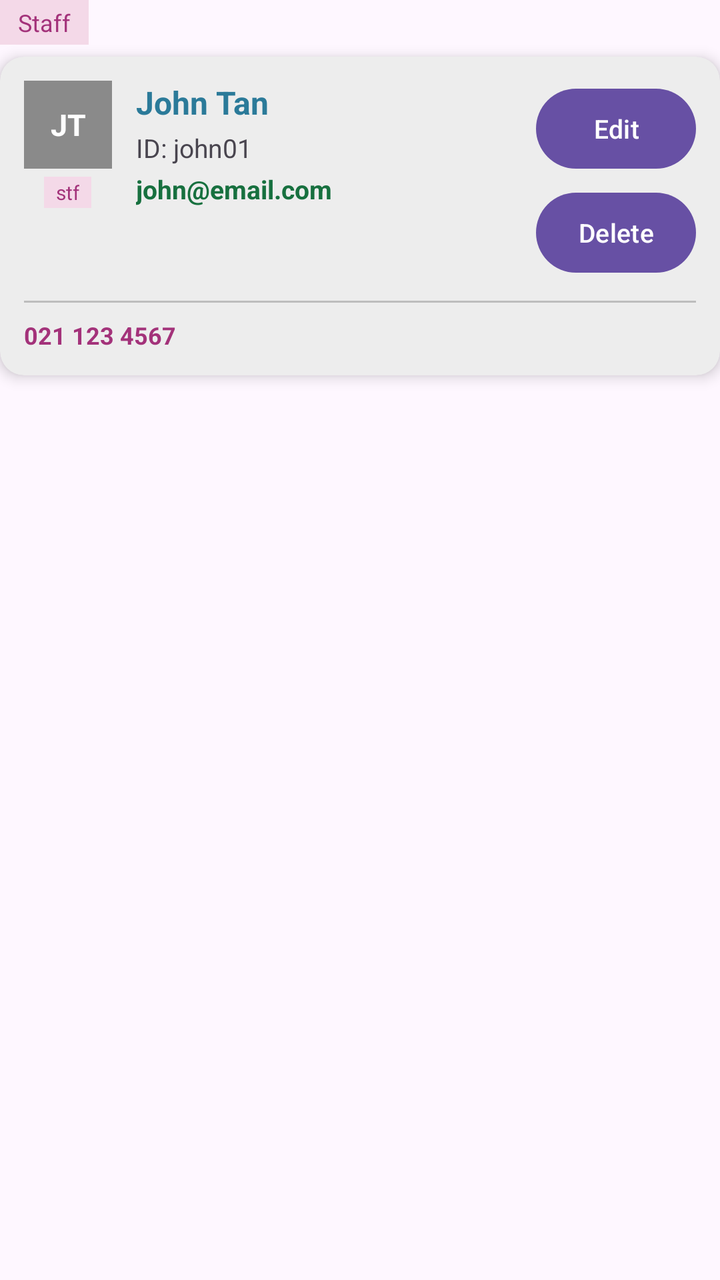
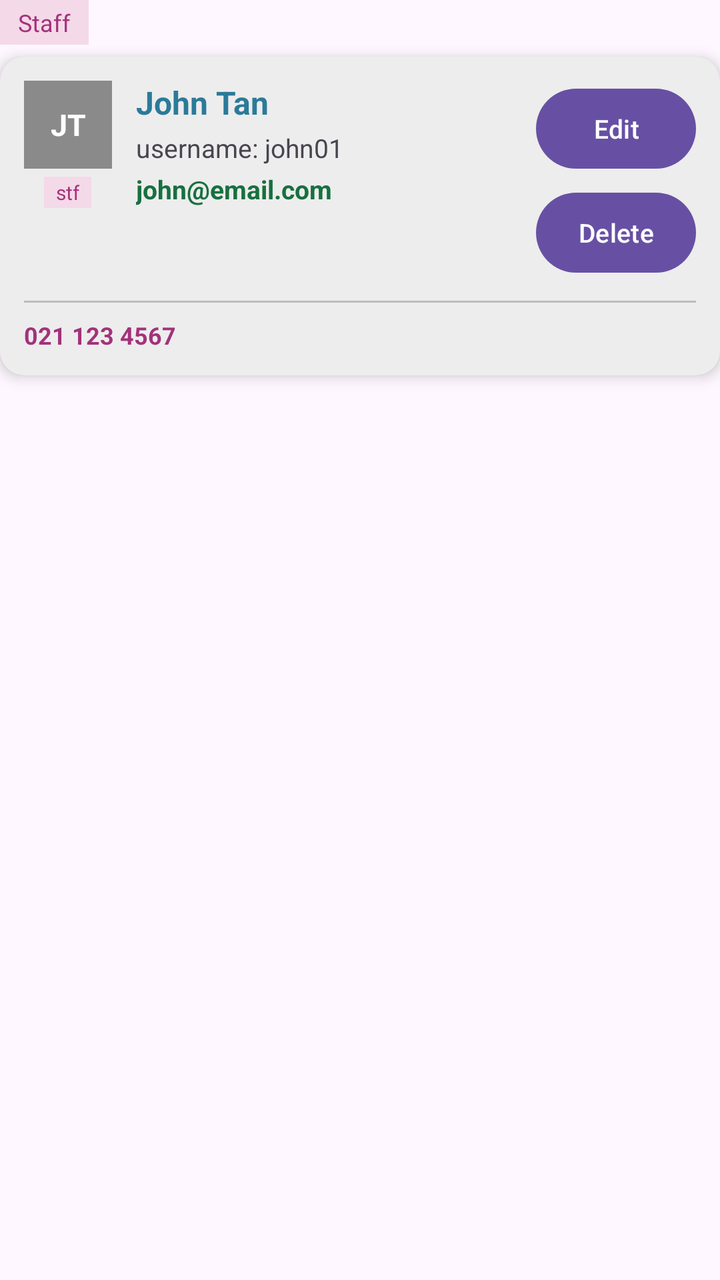

Two renders of the same Android screen: before a commit and after it. Below are the layout's source before the change and the commit's diff.
<!-- AndroidManifest.xml: application theme Theme.ISCG7424GroupAssessment -->
<!-- res/layout/user_item.xml -->
<?xml version="1.0" encoding="utf-8"?>
<LinearLayout xmlns:android="http://schemas.android.com/apk/res/android"
    android:layout_width="match_parent"
    android:layout_height="wrap_content"
    xmlns:app="http://schemas.android.com/apk/res-auto"
    android:layout_marginBottom="14dp"
    android:orientation="vertical">

    <TextView
        android:id="@+id/tv_userRole"
        android:layout_width="wrap_content"
        android:layout_height="wrap_content"
        android:background="#F4D9E8"
        android:paddingStart="9dp"
        android:paddingTop="3dp"
        android:paddingEnd="9dp"
        android:paddingBottom="3dp"
        android:text="Staff"
        android:textColor="#A3327A"
        android:textSize="12sp"/>

    <androidx.cardview.widget.CardView
        android:layout_width="match_parent"
        android:layout_height="wrap_content"
        android:layout_marginTop="6dp"
        app:cardBackgroundColor="#EDEDED"
        app:cardCornerRadius="12dp"
        app:cardElevation="4dp">

        <LinearLayout
            android:layout_width="match_parent"
            android:layout_height="wrap_content"
            android:orientation="vertical"
            android:padding="12dp">

            <LinearLayout
                android:layout_width="match_parent"
                android:layout_height="wrap_content"
                android:orientation="horizontal">

                <LinearLayout
                    android:layout_width="44dp"
                    android:layout_height="wrap_content"
                    android:gravity="center_horizontal"
                    android:orientation="vertical">

                    <TextView
                        android:id="@+id/tv_userInitials"
                        android:layout_width="44dp"
                        android:layout_height="44dp"
                        android:background="#8A8A8A"
                        android:gravity="center"
                        android:text="JT"
                        android:textColor="#FFFFFF"
                        android:textSize="15sp"
                        android:textStyle="bold"/>

                    <TextView
                        android:id="@+id/tv_userBadge"
                        android:layout_width="wrap_content"
                        android:layout_height="wrap_content"
                        android:layout_marginTop="4dp"
                        android:background="#F4D9E8"
                        android:paddingStart="6dp"
                        android:paddingTop="1dp"
                        android:paddingEnd="6dp"
                        android:paddingBottom="1dp"
                        android:text="stf"
                        android:textColor="#A3327A"
                        android:textSize="10sp"/>
                </LinearLayout>

                <LinearLayout
                    android:layout_width="150dp"
                    android:layout_height="wrap_content"
                    android:layout_marginStart="12dp"
                    android:orientation="vertical">

                    <TextView
                        android:id="@+id/tv_userName"
                        android:layout_width="wrap_content"
                        android:layout_height="wrap_content"
                        android:text="John Tan"
                        android:textColor="#2B7A99"
                        android:textSize="16sp"
                        android:textStyle="bold"/>

                    <TextView
                        android:id="@+id/tv_userLoginId"
                        android:layout_width="wrap_content"
                        android:layout_height="wrap_content"
                        android:layout_marginTop="3dp"
                        android:text="ID: john01"
                        android:textSize="13sp"/>

                    <TextView
                        android:id="@+id/tv_userEmail"
                        android:layout_width="wrap_content"
                        android:layout_height="wrap_content"
                        android:layout_marginTop="3dp"
                        android:text="john@email.com"
                        android:textColor="#17703F"
                        android:textSize="13sp"
                        android:textStyle="bold"/>
                </LinearLayout>

                <LinearLayout
                    android:layout_width="match_parent"
                    android:layout_height="wrap_content"
                    android:gravity="end|top"
                    android:orientation="horizontal">

                    <LinearLayout
                        android:layout_width="wrap_content"
                        android:layout_height="wrap_content"
                        android:orientation="vertical">

                        <Button
                            android:id="@+id/btn_editUser"
                            android:layout_width="80dp"
                            android:layout_height="wrap_content"
                            android:paddingStart="8dp"
                            android:paddingEnd="8dp"
                            android:text="Edit"
                            android:textSize="13sp"/>

                        <Button
                            android:id="@+id/btn_deleteUser"
                            android:layout_width="80dp"
                            android:layout_height="wrap_content"
                            android:layout_marginTop="4dp"
                            android:paddingStart="8dp"
                            android:paddingEnd="8dp"
                            android:text="Delete"
                            android:textSize="13sp"/>
                    </LinearLayout>
                </LinearLayout>
            </LinearLayout>

            <View
                android:layout_width="match_parent"
                android:layout_height="1dp"
                android:layout_marginTop="10dp"
                android:background="#BDBDBD"/>

            <TextView
                android:id="@+id/tv_userPhone"
                android:layout_width="wrap_content"
                android:layout_height="wrap_content"
                android:layout_marginTop="8dp"
                android:text="021 123 4567"
                android:textColor="#A3327A"
                android:textSize="12sp"
                android:textStyle="bold"/>
        </LinearLayout>
    </androidx.cardview.widget.CardView>
</LinearLayout>
<!-- resources referenced by this layout -->
<resources>
  <style name="Theme.ISCG7424GroupAssessment" parent="Base.Theme.ISCG7424GroupAssessment" />
  <style name="Base.Theme.ISCG7424GroupAssessment" parent="Theme.Material3.DayNight.NoActionBar">
          
          
      </style>
</resources>

<!-- the commit's change to res/layout/user_item.xml (unified diff, before → after) -->
@@ -90,7 +90,7 @@
                         android:layout_width="wrap_content"
                         android:layout_height="wrap_content"
                         android:layout_marginTop="3dp"
-                        android:text="ID: john01"
+                        android:text="username: john01"
                         android:textSize="13sp"/>
 
                     <TextView
